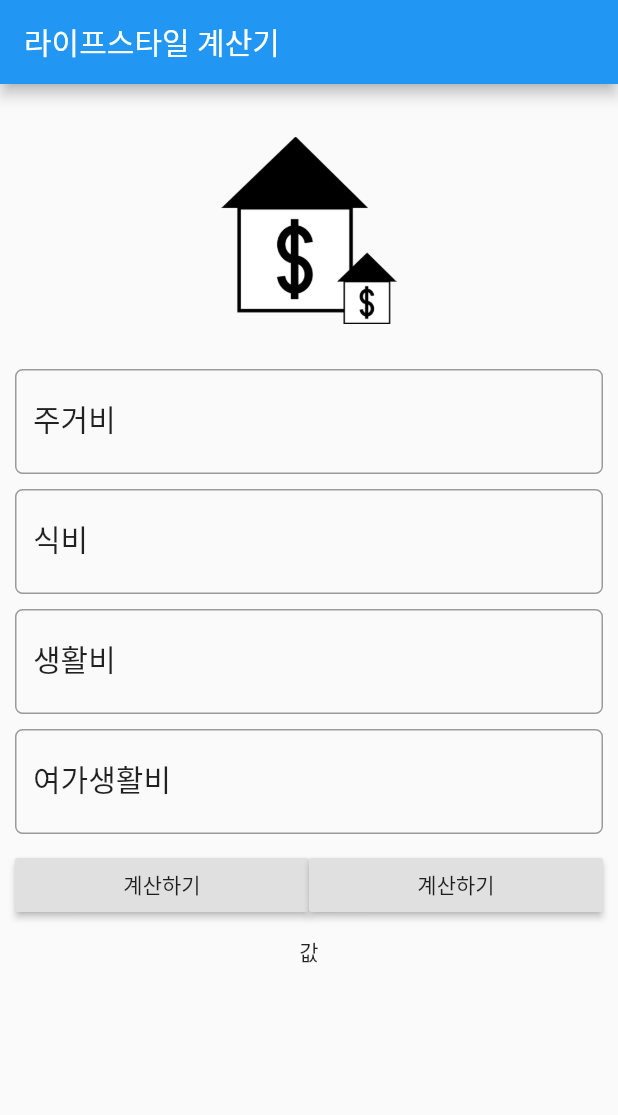
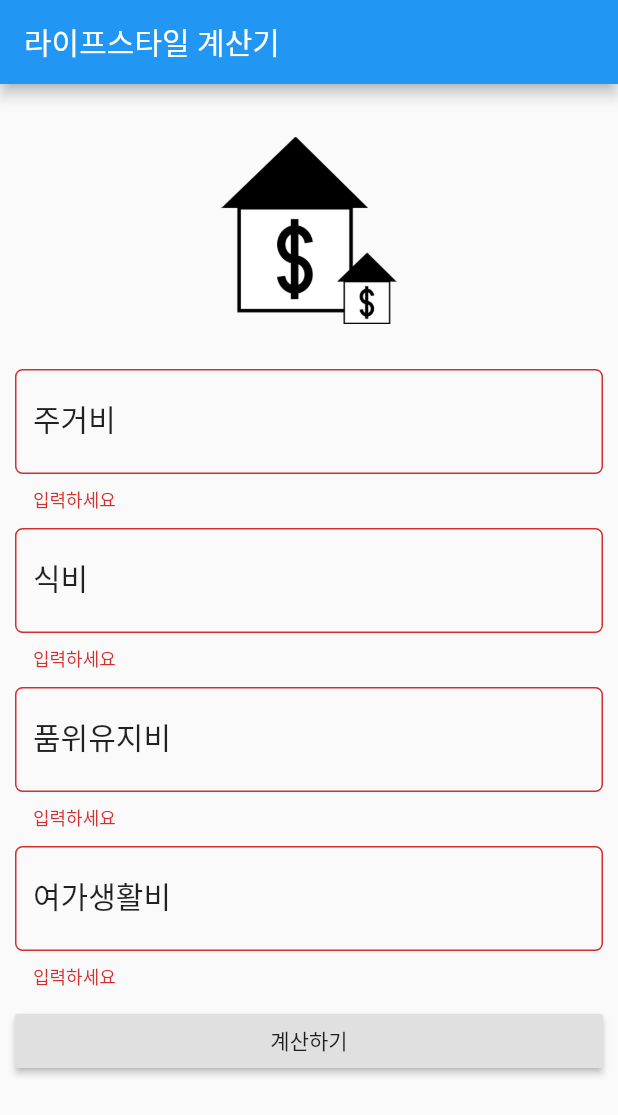
Before and after one commit to sandeulsandeul/richcalculator, a Flutter app: the screen it shows after launch, after a tap on "계산하기", on a phone screen of 412 x 824 dp. Shown: the top 1115 px of the screen. Run offline on Flutter 3.47's test engine with Material 2 defaults, Android fonts, the phone set to English and light mode, and no system bars.

Commit message:
폼까지 완료

```diff
--- a/lib/main.dart
+++ b/lib/main.dart
@@ -19,11 +19,28 @@ class RichAppPage extends StatefulWidget{
   _RichAppState createState() => _RichAppState();
 }
 class _RichAppState extends State<RichAppPage>{
+  // padding 값 설정
   final _minimumPadding = 5.0;
+  // 값을 가져오는 각 컨트롤러 인스턴스를 준비
+  final _housingcostController = TextEditingController();
+  final _foodcostController =  TextEditingController();
+  final _diginitycostController =  TextEditingController();
+  final _leisurecostController =  TextEditingController();
 
   get textStyle => null;
+
   @override
+  // 사용이 끝난 컨틀롤러와 인스턴스는 화면 종료시 해제
+  void dispose(){
+    _housingcostController.dispose();
+    _foodcostController.dispose();
+    _diginitycostController.dispose();
+    _leisurecostController.dispose();
+    super.dispose();
+  }
   Widget build(BuildContext context) {
+    final _formKey = GlobalKey<FormState>();
+
     TextStyle textStyle = Theme.of(context).textTheme.title;
     // TODO: implement build
     return Scaffold(
@@ -32,14 +49,22 @@ class _RichAppState extends State<RichAppPage>{
       ),
       body: Container(
         margin: EdgeInsets.all(_minimumPadding *2),
+        child: Form(
+          key : _formKey,
           child: Column(
             children: <Widget>[
               getImageAsset(),
               Padding(
                 padding : EdgeInsets.only(top:_minimumPadding , bottom: _minimumPadding),
-              child: TextField(
+                child: TextFormField(
                   keyboardType: TextInputType.number,
                   style: textStyle,
+                  controller: _housingcostController,
+                  validator: (value){
+                    if(value.trim().isEmpty){
+                      return '입력하세요';
+                    }
+                  },
                   decoration: InputDecoration(
                       labelText: '주거비',
                       hintText: '주거비 e.g. 2000000',
@@ -49,12 +74,18 @@ class _RichAppState extends State<RichAppPage>{
                       )
                   ),
                 ),
-            ),
+              ), // 주거비
               Padding(
                 padding : EdgeInsets.only(top:_minimumPadding , bottom: _minimumPadding),
-              child: TextField(
+                child: TextFormField(
                   keyboardType: TextInputType.number,
                   style: textStyle,
+                  controller: _foodcostController,
+                  validator: (value){
+                    if(value.trim().isEmpty){
+                      return '입력하세요';
+                    }
+                  },
                   decoration: InputDecoration(
                       labelText: '식비',
                       hintText: '식비 e.g. 2000000',
@@ -64,27 +95,39 @@ class _RichAppState extends State<RichAppPage>{
                       )
                   ),
                 ),
-            ),
+              ), //식비
               Padding(
                 padding : EdgeInsets.only(top:_minimumPadding , bottom: _minimumPadding),
-              child: TextField(
+                child: TextFormField(
                   keyboardType: TextInputType.number,
                   style: textStyle,
+                  controller: _diginitycostController,
+                  validator: (value){
+                    if(value.trim().isEmpty){
+                      return '입력하세요';
+                    }
+                  },
                   decoration: InputDecoration(
-                    labelText: '생활비',
-                    hintText: '생활비( 차량유지비, 통신비 .. ) e.g. 2000000',
+                      labelText: '품위유지비',
+                      hintText: '품위유지비( 차량유지비, 통신비 .. ) e.g. 2000000',
                       labelStyle: textStyle,
                       border: OutlineInputBorder(
                           borderRadius: BorderRadius.circular(5.0)
                       )
                   ),
                 ),
-            ),
+              ),//품위유지비
               Padding(
                 padding : EdgeInsets.only(top:_minimumPadding , bottom: _minimumPadding),
-              child: TextField(
+                child: TextFormField(
                   keyboardType: TextInputType.number,
                   style: textStyle,
+                  controller: _leisurecostController,
+                  validator: (value){
+                    if(value.trim().isEmpty){
+                      return '입력하세요';
+                    }
+                  },
                   decoration: InputDecoration(
                       labelText: '여가생활비',
                       hintText: '여가생활비 e.g. 2000000',
@@ -94,7 +137,7 @@ class _RichAppState extends State<RichAppPage>{
                       )
                   ),
                 ),
-            ),
+              ),//여가생활비
               Padding(
                   padding : EdgeInsets.only(top:_minimumPadding , bottom: _minimumPadding),
                   child: Row(
@@ -103,25 +146,26 @@ class _RichAppState extends State<RichAppPage>{
                           child: RaisedButton(
                             child: Text('계산하기'),
                             onPressed: (){
-
-                          },)
+                              if(_formKey.currentState.validate()) {
+                                  Navigator.push(context, MaterialPageRoute(
+                                      builder: (context) => RichCalculatorResult(
+                                        double.parse(_housingcostController.text.trim()),
+                                        double.parse(_foodcostController.text.trim()),
+                                        double.parse(_diginitycostController.text.trim()),
+                                        double.parse(_leisurecostController.text.trim())
+                                      )
                                     ),
-                    Expanded(
-                        child: RaisedButton(
-                          child: Text('계산하기'),
-                          onPressed: (){
-
-                          },)
+                                  );
+                              }
+                            },
+                          )
                       ),
                     ],
                   )
-            ),
-            Padding(
-              padding : EdgeInsets.only(top:_minimumPadding , bottom: _minimumPadding),
-              child: Text('값'),
-            )
+              ), //버튼
             ],
           ),
+        )
       ),
     );
   }
@@ -133,3 +177,37 @@ class _RichAppState extends State<RichAppPage>{
     return Container(child: image, margin: EdgeInsets.all(_minimumPadding*5),);
   }
 }
+
+class RichCalculatorResult extends StatelessWidget{
+
+  final double housingcost;
+  final double foodcost;
+  final double diginitycost;
+  final double leisurecost;
+
+  RichCalculatorResult(this.housingcost, this.foodcost, this.diginitycost, this.leisurecost);
+
+
+  @override
+  Widget build(BuildContext context) {
+    // TODO: implement build
+    final result = (housingcost+foodcost+diginitycost+leisurecost)*12*1.622723;
+
+    return Scaffold(
+      appBar: AppBar(
+        title: Text('부자 계산기'),
+      ),
+      body: Center(
+        child: Column(
+          mainAxisAlignment: MainAxisAlignment.center,
+          children: <Widget>[
+
+            SizedBox(
+               height: 16,
+            )
+          ],
+        ),
+      ),
+    )
+  }
+}
```
Lines whose indentation alone changed are shown as unchanged.
